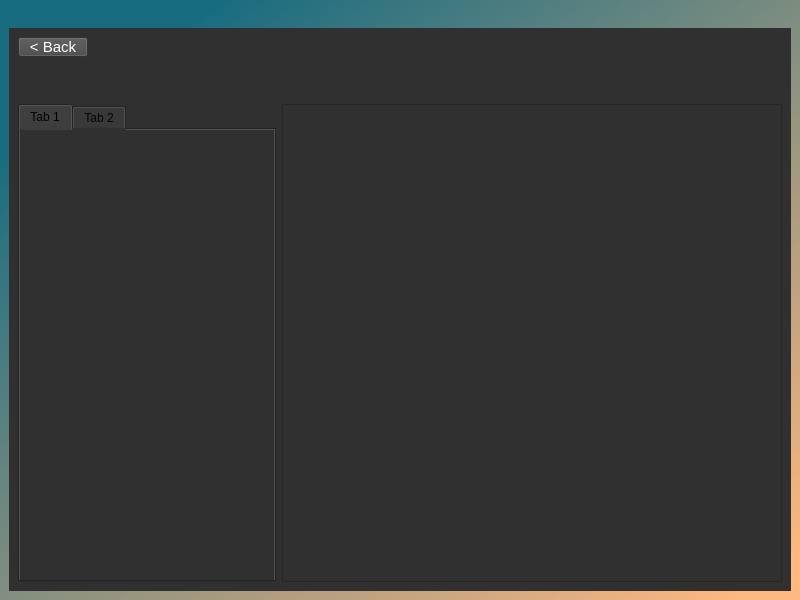
The window that applicationUi.ui (NeoMCHS/testing-app) describes before a commit, drawn with Qt 5.
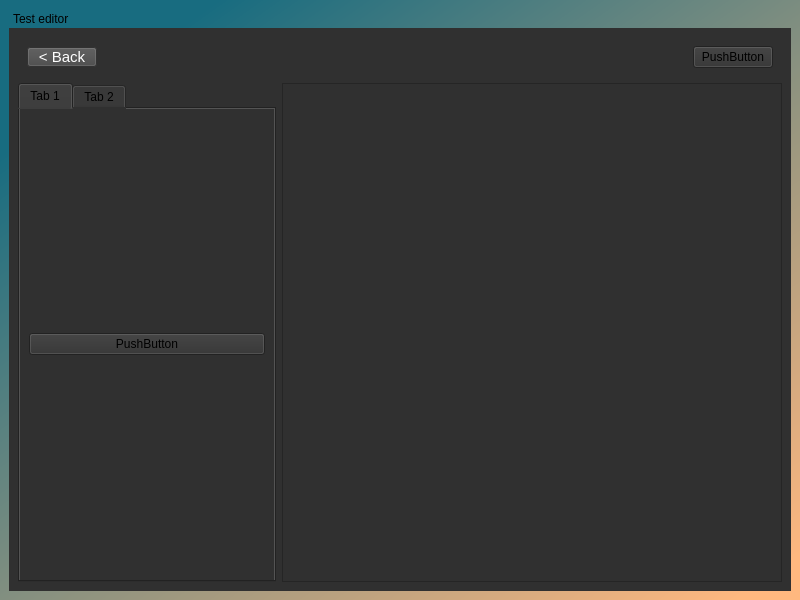
The same window after the commit.

Commit message: Started the work on the test editor. Created a ui test file for convinience

What changed in the file:
```diff
--- a/applicationUi.ui
+++ b/applicationUi.ui
@@ -167,19 +167,12 @@
       <property name="features">
        <set>QDockWidget::NoDockWidgetFeatures</set>
       </property>
+      <property name="windowTitle">
+       <string>Test editor</string>
+      </property>
       <widget class="QWidget" name="dockWidgetContents">
        <layout class="QGridLayout" name="gridLayout_2">
-        <item row="1" column="0" colspan="2">
-         <widget class="QWidget" name="widget_2" native="true">
-          <property name="minimumSize">
-           <size>
-            <width>0</width>
-            <height>35</height>
-           </size>
-          </property>
-         </widget>
-        </item>
-        <item row="2" column="0">
+        <item row="1" column="0">
          <widget class="QTabWidget" name="tabWidget">
           <property name="minimumSize">
            <size>
@@ -197,6 +190,15 @@
            <attribute name="title">
             <string>Tab 1</string>
            </attribute>
+           <layout class="QGridLayout" name="gridLayout_3">
+            <item row="0" column="0">
+             <widget class="QPushButton" name="addSingleButton">
+              <property name="text">
+               <string>PushButton</string>
+              </property>
+             </widget>
+            </item>
+           </layout>
           </widget>
           <widget class="QWidget" name="tab_2">
            <attribute name="title">
@@ -205,7 +207,7 @@
           </widget>
          </widget>
         </item>
-        <item row="2" column="1">
+        <item row="1" column="1">
          <widget class="QScrollArea" name="scrollArea">
           <property name="minimumSize">
            <size>
@@ -222,13 +224,22 @@
              <x>0</x>
              <y>0</y>
              <width>498</width>
-             <height>455</height>
+             <height>468</height>
             </rect>
            </property>
           </widget>
          </widget>
         </item>
-        <item row="0" column="0">
+        <item row="0" column="0" colspan="2">
+         <widget class="QWidget" name="widget_2" native="true">
+          <property name="minimumSize">
+           <size>
+            <width>0</width>
+            <height>35</height>
+           </size>
+          </property>
+          <layout class="QHBoxLayout" name="horizontalLayout_4">
+           <item>
          <widget class="QPushButton" name="back_button_editor">
           <property name="maximumSize">
            <size>
@@ -248,6 +259,29 @@
           <property name="text">
            <string>&lt; Back</string>
           </property>
+            </widget>
+           </item>
+           <item>
+            <spacer name="horizontalSpacer_4">
+             <property name="orientation">
+              <enum>Qt::Horizontal</enum>
+             </property>
+             <property name="sizeHint" stdset="0">
+              <size>
+               <width>40</width>
+               <height>20</height>
+              </size>
+             </property>
+            </spacer>
+           </item>
+           <item>
+            <widget class="QPushButton" name="pushButton">
+             <property name="text">
+              <string>PushButton</string>
+             </property>
+            </widget>
+           </item>
+          </layout>
          </widget>
         </item>
        </layout>
```
Left out of the diff: 13 changed lines with no effect on the pictures. Lines whose indentation alone changed are shown as unchanged. The commit also changes 8 other files.
